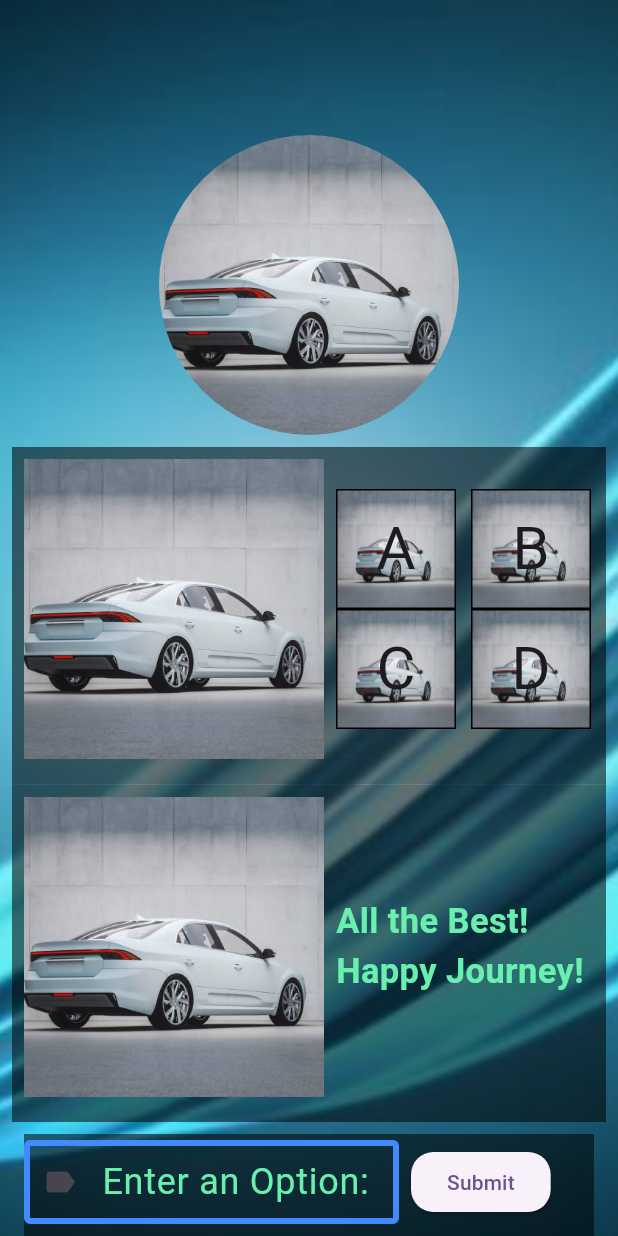
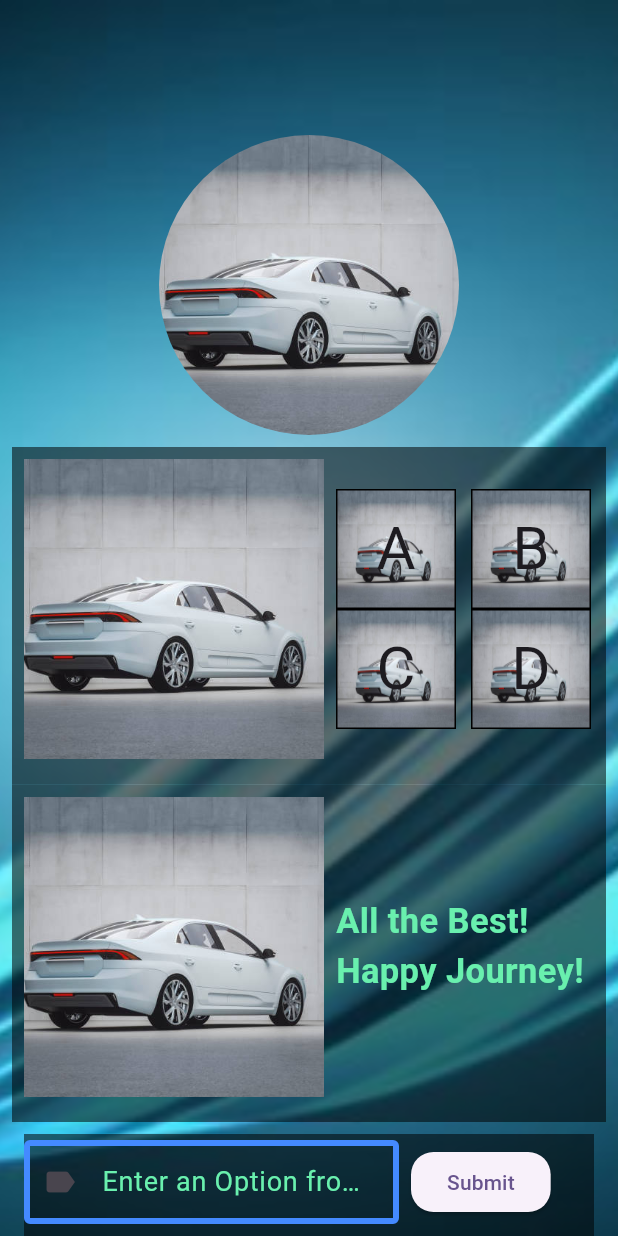
Before and after one commit to rbgithuub/demo-mobile-app, a Flutter app: the screen it shows after launch, on a phone screen of 412 x 824 dp. Run offline on Flutter 3.47's test engine with Material 2 defaults, Android fonts, the phone set to English and light mode, and no system bars.

Commit message:
New code changes for day-4 project-2

```diff
--- a/mobile_app_image/lib/project_2.dart
+++ b/mobile_app_image/lib/project_2.dart
@@ -189,7 +189,7 @@ class project_two extends StatelessWidget {
                                         prefixIcon: Icon(Icons.label),
                                         labelStyle: TextStyle (
                                             color: Colors.greenAccent,
-                                            fontSize: 24,
+                                            fontSize: 18,
                                         ),
                                         enabledBorder: OutlineInputBorder(
                                           borderSide: BorderSide(
@@ -197,7 +197,7 @@ class project_two extends StatelessWidget {
                                           ),
                                         ),
                                         hintText: '',
-                                        labelText: 'Enter an Option:'
+                                        labelText: 'Enter an Option from above:'
                                     ),
                                   ),
                                 ),
```
